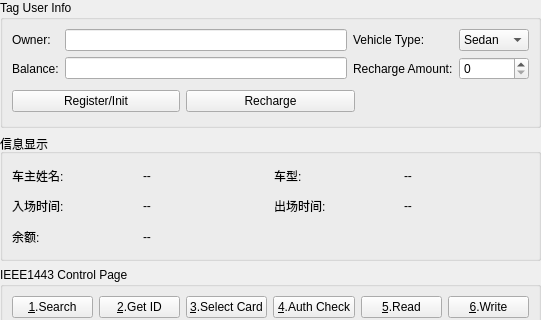
Above: rfidWidget/IEEE14443ControlWidget.ui from ziawerquart/RFID_ParkingSystemV2 before the change; both pictures show x 0 to 541 and y 0 to 320 of the 541 by 520 pixel window. Below: the same form after it.
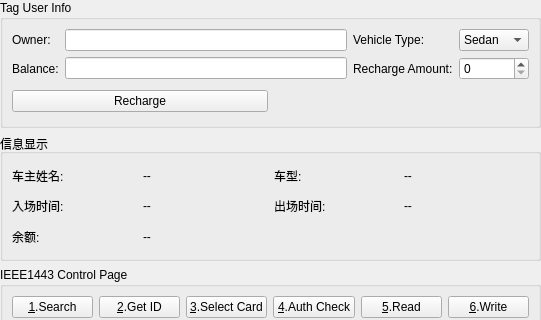
That is the form after the change. Custom widgets are drawn as their Qt base class.

Commit message: Remove manual registration button

What changed in the file:
```diff
--- a/rfidWidget/IEEE14443ControlWidget.ui
+++ b/rfidWidget/IEEE14443ControlWidget.ui
@@ -104,13 +104,6 @@
       </item>
       <item>
        <layout class="QHBoxLayout" name="horizontalLayout_infoButtons">
-        <item>
-         <widget class="QPushButton" name="registerBtn">
-          <property name="text">
-           <string>Register/Init</string>
-          </property>
-         </widget>
-        </item>
         <item>
          <widget class="QPushButton" name="rechargeBtn">
           <property name="text">
```
The commit also changes 2 other files.
